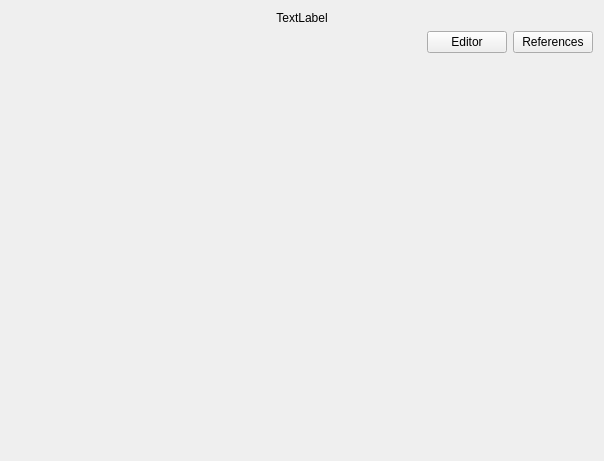
Old version of the form TilesetEditor/fragmentpreview.ui in the repository diegofps/tileset_editor.
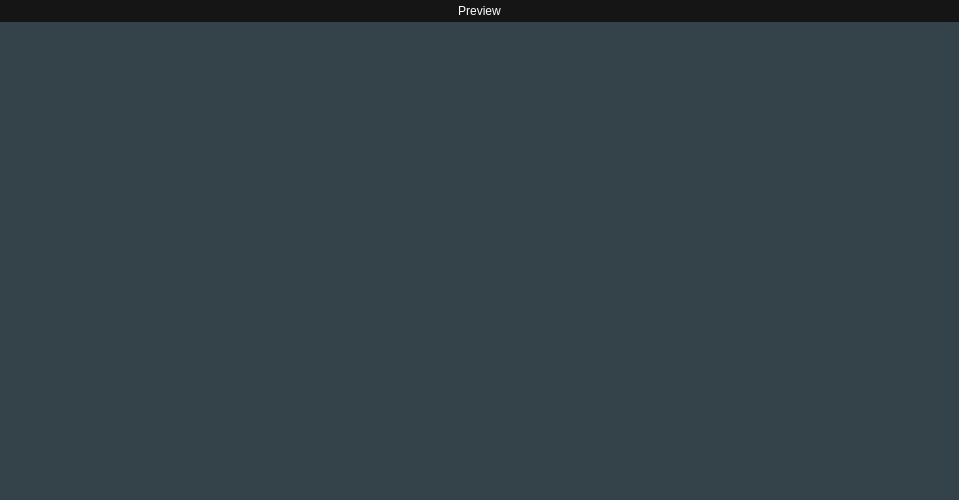
New version of the form.

Diff of the .ui file:
```diff
--- a/TilesetEditor/fragmentpreview.ui
+++ b/TilesetEditor/fragmentpreview.ui
@@ -6,81 +6,33 @@
    <rect>
     <x>0</x>
     <y>0</y>
-    <width>604</width>
-    <height>461</height>
+    <width>959</width>
+    <height>500</height>
    </rect>
   </property>
   <property name="windowTitle">
    <string>Form</string>
   </property>
-  <layout class="QVBoxLayout" name="verticalLayout">
+  <layout class="QVBoxLayout" name="verticalLayout_2">
+   <property name="spacing">
+    <number>0</number>
+   </property>
+   <property name="leftMargin">
+    <number>0</number>
+   </property>
+   <property name="topMargin">
+    <number>0</number>
+   </property>
+   <property name="rightMargin">
+    <number>0</number>
+   </property>
+   <property name="bottomMargin">
+    <number>0</number>
+   </property>
    <item>
-    <widget class="QLabel" name="lbTitle">
-     <property name="text">
-      <string>TextLabel</string>
-     </property>
-     <property name="alignment">
-      <set>Qt::AlignCenter</set>
-     </property>
-    </widget>
-   </item>
-   <item>
-    <layout class="QHBoxLayout" name="horizontalLayout">
-     <item>
-      <widget class="QFrame" name="frToolbar">
-       <property name="sizePolicy">
-        <sizepolicy hsizetype="Preferred" vsizetype="Preferred">
-         <horstretch>0</horstretch>
-         <verstretch>1</verstretch>
-        </sizepolicy>
-       </property>
-       <property name="frameShape">
-        <enum>QFrame::NoFrame</enum>
-       </property>
-       <property name="frameShadow">
-        <enum>QFrame::Plain</enum>
-       </property>
-       <property name="lineWidth">
-        <number>0</number>
-       </property>
-      </widget>
-     </item>
-     <item>
-      <spacer name="horizontalSpacer">
-       <property name="orientation">
-        <enum>Qt::Horizontal</enum>
-       </property>
-       <property name="sizeHint" stdset="0">
-        <size>
-         <width>40</width>
-         <height>20</height>
-        </size>
-       </property>
-      </spacer>
-     </item>
-     <item>
-      <widget class="QPushButton" name="pushButton">
-       <property name="text">
-        <string>Editor</string>
-       </property>
-      </widget>
-     </item>
-     <item>
-      <widget class="QPushButton" name="pushButton_2">
-       <property name="text">
-        <string>References</string>
-       </property>
-      </widget>
-     </item>
-    </layout>
-   </item>
-   <item>
-    <widget class="QFrame" name="frContent">
-     <property name="sizePolicy">
-      <sizepolicy hsizetype="Preferred" vsizetype="Preferred">
-       <horstretch>0</horstretch>
-       <verstretch>1</verstretch>
-      </sizepolicy>
+    <widget class="QFrame" name="frame">
+     <property name="styleSheet">
+      <string notr="true">background-color: rgb(52, 66, 74);</string>
      </property>
      <property name="frameShape">
       <enum>QFrame::NoFrame</enum>
@@ -91,6 +43,60 @@
      <property name="lineWidth">
       <number>0</number>
      </property>
+     <layout class="QVBoxLayout" name="verticalLayout">
+      <property name="spacing">
+       <number>6</number>
+      </property>
+      <property name="leftMargin">
+       <number>0</number>
+      </property>
+      <property name="topMargin">
+       <number>0</number>
+      </property>
+      <property name="rightMargin">
+       <number>0</number>
+      </property>
+      <property name="bottomMargin">
+       <number>0</number>
+      </property>
+      <item>
+       <widget class="QLabel" name="lbTitle">
+        <property name="sizePolicy">
+         <sizepolicy hsizetype="Preferred" vsizetype="Fixed">
+          <horstretch>0</horstretch>
+          <verstretch>0</verstretch>
+         </sizepolicy>
+        </property>
+        <property name="styleSheet">
+         <string notr="true">background-color: #151515;
+color: #ffffff;
+padding: 4px;</string>
+        </property>
+        <property name="text">
+         <string>Preview</string>
+        </property>
+        <property name="alignment">
+         <set>Qt::AlignCenter</set>
+        </property>
+        <property name="margin">
+         <number>0</number>
+        </property>
+       </widget>
+      </item>
+      <item>
+       <widget class="QFrame" name="stackedFrame">
+        <property name="frameShape">
+         <enum>QFrame::NoFrame</enum>
+        </property>
+        <property name="frameShadow">
+         <enum>QFrame::Plain</enum>
+        </property>
+        <property name="lineWidth">
+         <number>0</number>
+        </property>
+       </widget>
+      </item>
+     </layout>
     </widget>
    </item>
   </layout>
```
